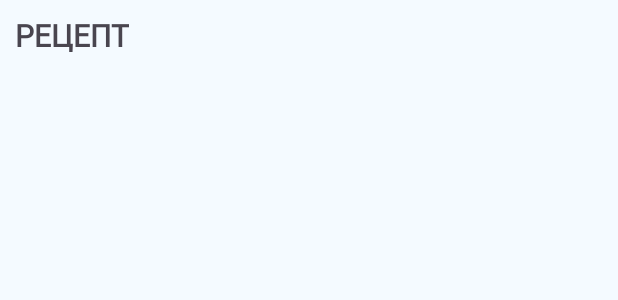
After one commit to NurGuru/RecipesApp, an Android app: the layout fragment_list_recipes.xml on its own in the app's theme, with its tools: preview values and no code run, on a phone screen of 412 x 824 dp. The commit adds this screen. Shown: the top 300 px of the screen. Run offline under Robolectric (Android 15) with nearby library versions, the phone set to English and light mode, and no system bars.

Commit message:
Ra-08 RecyclerView

```diff
--- a/app/src/main/res/layout/fragment_list_categories.xml
+++ b/app/src/main/res/layout/fragment_list_categories.xml
@@ -4,7 +4,7 @@
     xmlns:tools="http://schemas.android.com/tools"
     android:layout_width="match_parent"
     android:layout_height="match_parent"
-    android:background="@color/white">
+    android:background="@color/mainBackgroundColor">
 
     <LinearLayout
         android:layout_width="match_parent"
@@ -44,7 +44,6 @@
             android:layout_height="wrap_content"
             android:layout_gravity="center"
             android:layout_marginHorizontal="@dimen/main_margin_half"
-            android:layout_marginVertical="@dimen/main_margin_half"
             app:layoutManager="androidx.recyclerview.widget.GridLayoutManager"
             app:spanCount="2"
             tools:itemCount="6"
--- /dev/null
+++ b/app/src/main/res/layout/fragment_list_recipes.xml
@@ -0,0 +1,19 @@
+<?xml version="1.0" encoding="utf-8"?>
+<androidx.constraintlayout.widget.ConstraintLayout xmlns:android="http://schemas.android.com/apk/res/android"
+    android:layout_width="match_parent"
+    android:layout_height="match_parent"
+    android:background="@color/mainBackgroundColor">
+
+    <TextView
+        android:layout_width="wrap_content"
+        android:layout_height="wrap_content"
+        android:text="Рецепт"
+        android:padding="10dp"
+        android:textSize="20sp"
+        android:fontFamily="@font/montserratalternates_regular"
+        android:textAllCaps="true"
+        android:textFontWeight="600"
+        android:gravity="center"
+        />
+
+</androidx.constraintlayout.widget.ConstraintLayout>
--- a/app/src/main/res/layout/item_category.xml
+++ b/app/src/main/res/layout/item_category.xml
@@ -6,8 +6,9 @@
     android:layout_width="match_parent"
     android:layout_height="wrap_content"
     android:layout_marginHorizontal="@dimen/main_margin_half"
-    android:layout_marginVertical="@dimen/main_margin_half"
+    android:layout_marginTop="@dimen/main_margin"
     android:clickable="true"
+    android:foreground="?android:attr/selectableItemBackground"
     app:cardCornerRadius="8dp">
 
     <LinearLayout
```
Also changed, not shown: app/src/main/java/ru/nurguru/recipesapp/CategoriesListAdapter.kt (+20 -0 lines), app/src/main/java/ru/nurguru/recipesapp/CategoriesListFragment.kt (+19 -5 lines), app/src/main/java/ru/nurguru/recipesapp/RecipesListFragment.kt (added, +24 -0 lines).
